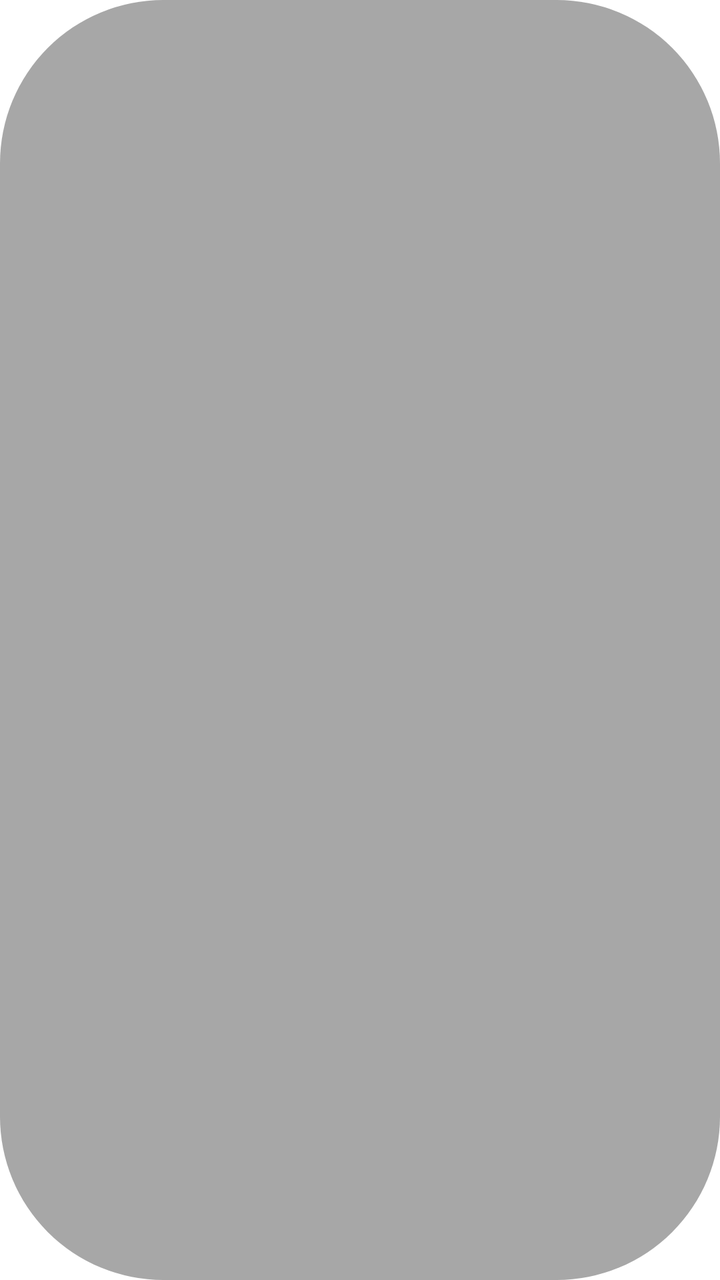
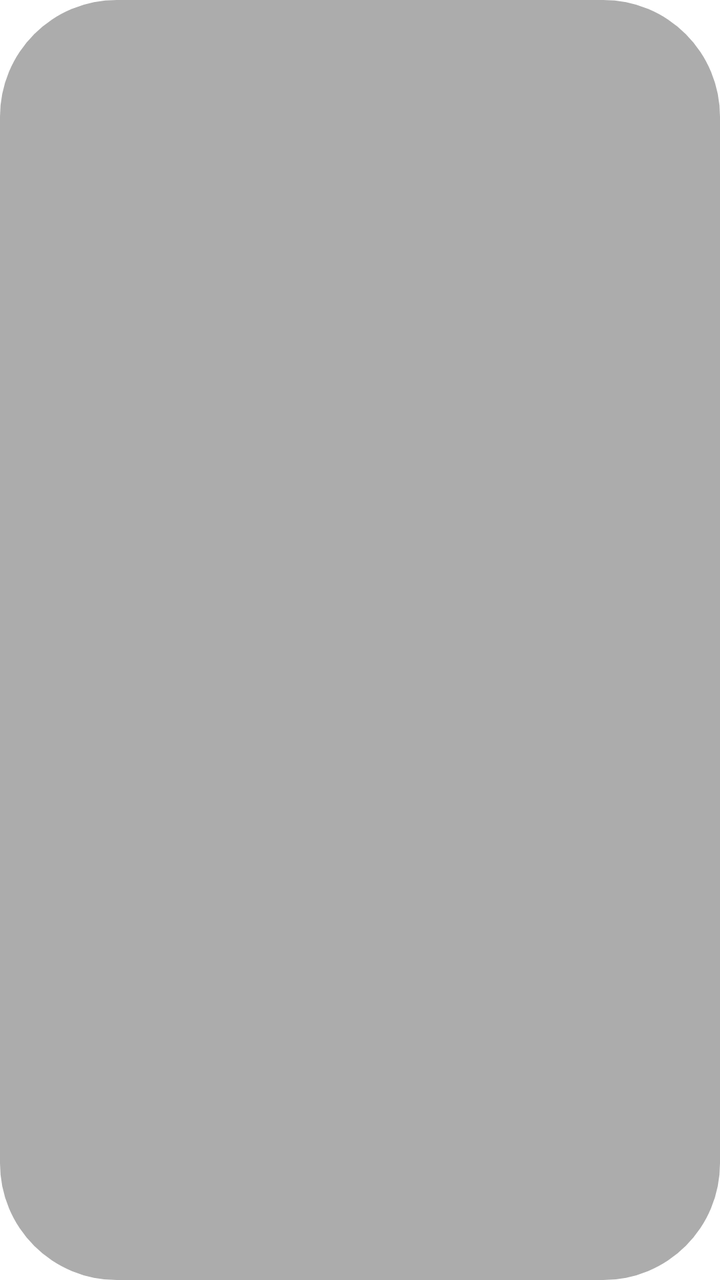

Compare the two renders of this Android layout. The source of the first and the diff that turns it into the second are given below.
<!-- AndroidManifest.xml: application theme AppTheme.NoActionBar -->
<!-- res/layout/item_search_lite.xml -->
<?xml version="1.0" encoding="utf-8"?>
<FrameLayout xmlns:android="http://schemas.android.com/apk/res/android"
    android:layout_width="match_parent"
    android:layout_height="wrap_content"
    android:background="@drawable/shape_user_focus"
    android:focusable="true">

    <TextView
        android:id="@+id/tvName"
        android:layout_width="match_parent"
        android:layout_height="wrap_content"
        android:ellipsize="marquee" 
        android:focusable="true"
        android:focusableInTouchMode="true"
        android:gravity="center_vertical"
        android:layout_marginLeft="@dimen/vs_40"
        android:layout_marginTop="@dimen/vs_10"
        android:layout_marginRight="@dimen/vs_40"
        android:layout_marginBottom="@dimen/vs_10"
        android:singleLine="true"
        android:textColor="@color/color_FFFFFF"
        android:textSize="@dimen/ts_20" />
</FrameLayout>
<!-- resources referenced by this layout -->
<resources>
  <color name="color_FFFFFF">#FFFFFF</color>
  <dimen name="ts_20">20mm</dimen>
  <dimen name="vs_10">10mm</dimen>
  <dimen name="vs_40">40mm</dimen>
  <!-- drawable shape_user_focus (drawable) -->
  <?xml version="1.0" encoding="utf-8"?>
  <selector xmlns:android="http://schemas.android.com/apk/res/android">
      <item android:state_focused="true">
          <shape>
              <corners android:radius="@dimen/vs_14" />
              <stroke android:width="@dimen/vs_2" android:color="@color/color_FFFFFF" />
              <solid android:color="?attr/color_theme_40" />
          </shape>
      </item>
      <item android:state_focused="false">
          <shape>
              <corners android:radius="@dimen/vs_14" />
              <solid android:color="@color/color_3D3D3D_45"/>
          </shape>
      </item>
  </selector>
  <style name="AppTheme.NoActionBar">
          <item name="android:windowActionBar">false</item>
          <item name="android:windowNoTitle">true</item>
          <item name="windowActionBar">false</item>
          <item name="android:windowFullscreen">true</item>//全屏即无通知栏
          <item name="android:windowContentOverlay">@null</item>//是否有遮盖
          <item name="windowNoTitle">true</item>
          
          
          <item name="android:windowBackground">@android:color/transparent</item>
      </style>
  <dimen name="vs_14">14mm</dimen>
  <dimen name="vs_2">2mm</dimen>
  <color name="color_3D3D3D_45">#733D3D3D</color>
</resources>

<!-- the commit's change to res/layout/item_search_lite.xml (unified diff, before → after) -->
@@ -9,14 +9,9 @@
         android:id="@+id/tvName"
         android:layout_width="match_parent"
         android:layout_height="wrap_content"
-        android:ellipsize="marquee" 
-        android:focusable="true"
-        android:focusableInTouchMode="true"
+        android:ellipsize="middle"
         android:gravity="center_vertical"
-        android:layout_marginLeft="@dimen/vs_40"
-        android:layout_marginTop="@dimen/vs_10"
-        android:layout_marginRight="@dimen/vs_40"
-        android:layout_marginBottom="@dimen/vs_10"
+        android:padding="@dimen/vs_10"
         android:singleLine="true"
         android:textColor="@color/color_FFFFFF"
         android:textSize="@dimen/ts_20" />
<!-- resource entries referenced after the edit -->
@@ -1,39 +1,45 @@
 <!-- resources referenced by this layout -->
 <resources>
-  <color name="color_FFFFFF">#FFFFFF</color>
+  <color name="color_FFFFFF">#ffffffff</color>
   <dimen name="ts_20">20mm</dimen>
   <dimen name="vs_10">10mm</dimen>
-  <dimen name="vs_40">40mm</dimen>
   <!-- drawable shape_user_focus (drawable) -->
   <?xml version="1.0" encoding="utf-8"?>
   <selector xmlns:android="http://schemas.android.com/apk/res/android">
       <item android:state_focused="true">
           <shape>
-              <corners android:radius="@dimen/vs_14" />
-              <stroke android:width="@dimen/vs_2" android:color="@color/color_FFFFFF" />
-              <solid android:color="?attr/color_theme_40" />
+              <corners android:radius="10mm" />
+              <stroke android:width="2mm" android:color="@color/color_FFFFFF" />
+              <solid android:color="@color/color_6C3D3D3D" />
           </shape>
       </item>
       <item android:state_focused="false">
           <shape>
-              <corners android:radius="@dimen/vs_14" />
-              <solid android:color="@color/color_3D3D3D_45"/>
+              <corners android:radius="10mm" />
+              <solid android:color="@color/color_6C3D3D3D"/>
           </shape>
       </item>
   </selector>
-  <style name="AppTheme.NoActionBar">
+  <style name="AppTheme.NoActionBar" parent="AppTheme">
           <item name="android:windowActionBar">false</item>
           <item name="android:windowNoTitle">true</item>
           <item name="windowActionBar">false</item>
           <item name="android:windowFullscreen">true</item>//全屏即无通知栏
           <item name="android:windowContentOverlay">@null</item>//是否有遮盖
           <item name="windowNoTitle">true</item>
-          
+          <item name="android:keepScreenOn">true</item>
           
           <item name="android:windowBackground">@android:color/transparent</item>
       </style>
-  <dimen name="vs_14">14mm</dimen>
-  <dimen name="vs_2">2mm</dimen>
-  <color name="color_3D3D3D_45">#733D3D3D</color>
+  <color name="color_6C3D3D3D">#6c3d3d3d</color>
+  <style name="AppTheme" parent="Theme.AppCompat.Light.DarkActionBar">
+          
+          <item name="colorPrimary">@color/color_6200EE</item>
+          <item name="colorPrimaryDark">@color/color_3700B3</item>
+          <item name="colorAccent">@color/color_03DAC5</item>
+      </style>
+  <color name="color_6200EE">#6200EE</color>
+  <color name="color_3700B3">#3700B3</color>
+  <color name="color_03DAC5">#03DAC5</color>
 </resources>
 
